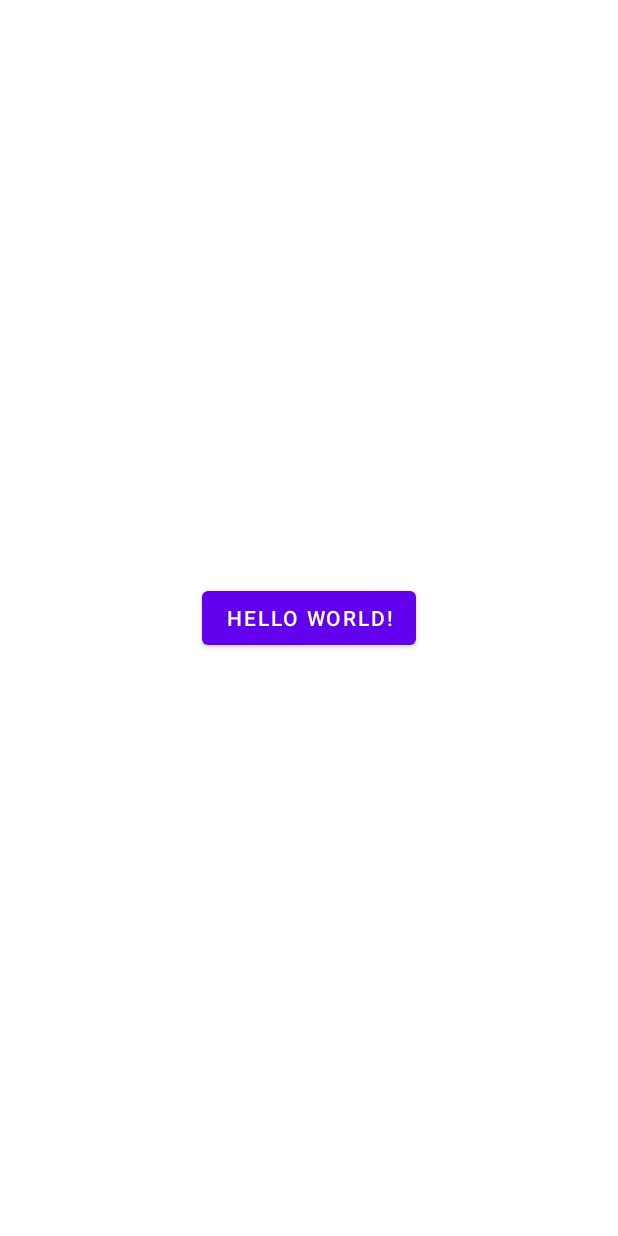
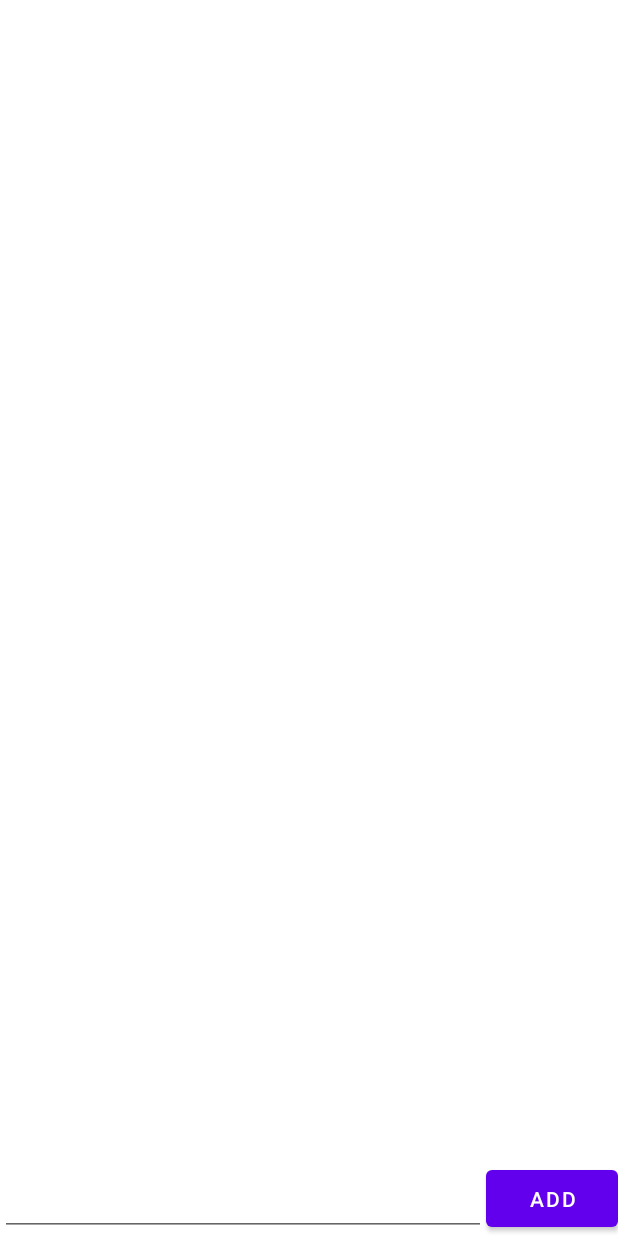
Before and after one commit to carlesaguilar/demo_room_flow, an Android app: the layout activity_main.xml on its own in the app's theme, with its tools: preview values and no code run, on a phone screen of 412 x 824 dp. Run offline under Robolectric (Android 15) with nearby library versions, the phone set to English and light mode, and no system bars.

Commit message:
create events from activity

```diff
--- /dev/null
+++ b/app/src/main/java/dev/carlesav/tasklist/presentation/TasksListEvents.kt
@@ -0,0 +1,5 @@
+package dev.carlesav.tasklist.presentation
+
+sealed class TasksListEvents {
+    data class OnAddTask(val text: String) : TasksListEvents()
+}
--- a/app/src/main/res/layout/activity_main.xml
+++ b/app/src/main/res/layout/activity_main.xml
@@ -6,14 +6,31 @@
     android:layout_height="match_parent"
     tools:context=".presentation.MainActivity">
 
-    <Button
-        android:id="@+id/add_task_btn"
-        android:layout_width="wrap_content"
-        android:layout_height="wrap_content"
-        android:text="Hello World!"
-        app:layout_constraintBottom_toBottomOf="parent"
+    <androidx.recyclerview.widget.RecyclerView
+        android:id="@+id/recyclerview"
+        android:layout_width="match_parent"
+        android:layout_height="0dp"
+        app:layout_constraintBottom_toTopOf="@id/add_task_btn"
         app:layout_constraintEnd_toEndOf="parent"
         app:layout_constraintStart_toStartOf="parent"
         app:layout_constraintTop_toTopOf="parent" />
 
+    <EditText
+        android:id="@+id/task_txt"
+        android:layout_width="0dp"
+        android:layout_height="50dp"
+        android:inputType="text"
+        app:layout_constraintBottom_toBottomOf="parent"
+        app:layout_constraintEnd_toStartOf="@id/add_task_btn"
+        app:layout_constraintStart_toStartOf="parent" />
+
+    <Button
+        android:id="@+id/add_task_btn"
+        android:layout_width="0dp"
+        android:layout_height="50dp"
+        android:text="@string/add"
+        app:layout_constraintBottom_toBottomOf="parent"
+        app:layout_constraintEnd_toEndOf="parent" />
+
+
 </androidx.constraintlayout.widget.ConstraintLayout>
--- a/app/src/main/res/values/strings.xml
+++ b/app/src/main/res/values/strings.xml
@@ -1,3 +1,4 @@
 <resources>
     <string name="app_name">Task List</string>
+    <string name="add">Add</string>
 </resources>
```
Also changed, not shown: app/src/main/java/dev/carlesav/tasklist/presentation/MainActivity.kt (+7 -2 lines), app/src/main/java/dev/carlesav/tasklist/presentation/MainViewModel.kt (+9 -1 lines).
